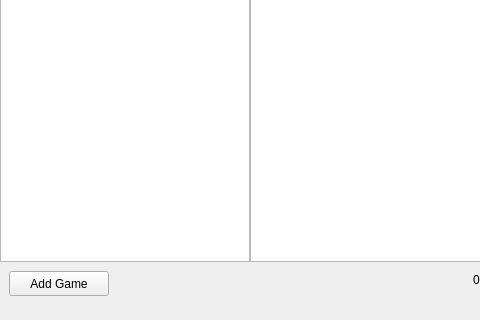
First picture: the form in atlas/ui/mainwindow.ui, repository KJNeko/Atlas, before the edit; both pictures show x 0 to 480 and y 468 to 788 of the 1043 by 788 pixel window.
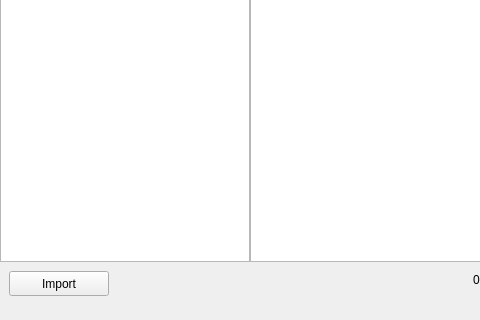
Second picture: the form after the edit. Icons and pictures are not drawn. Custom widgets are drawn as their Qt base class.

Diff of the .ui file:
```diff
--- a/atlas/ui/mainwindow.ui
+++ b/atlas/ui/mainwindow.ui
@@ -370,7 +370,7 @@
           </size>
          </property>
          <property name="text">
-          <string>Add Game</string>
+          <string>Import</string>
          </property>
          <property name="icon">
           <iconset resource="../resources.qrc">
```
Left out of the diff: 2 changed lines with no effect on the pictures.
